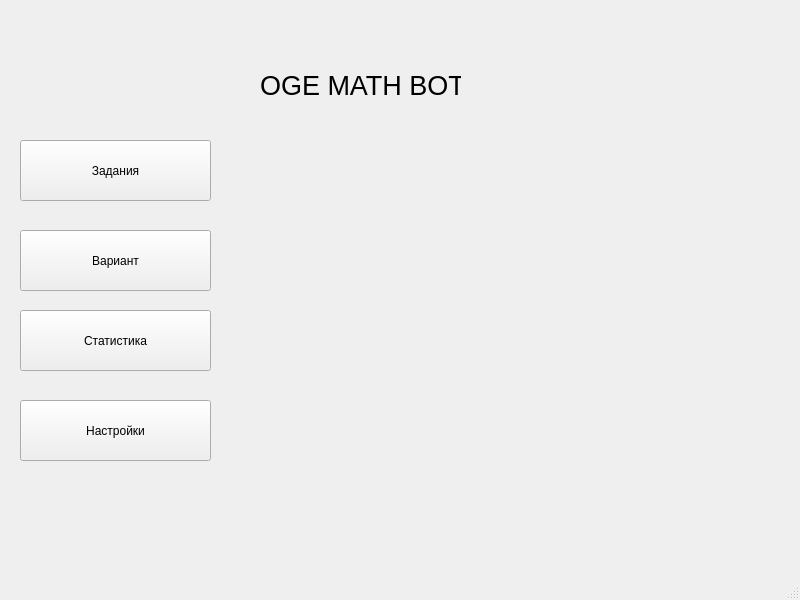
Old version of the form PyQT5_Project/StartMenuWindow.ui in the repository Topando/PYQT5_PROJECT.
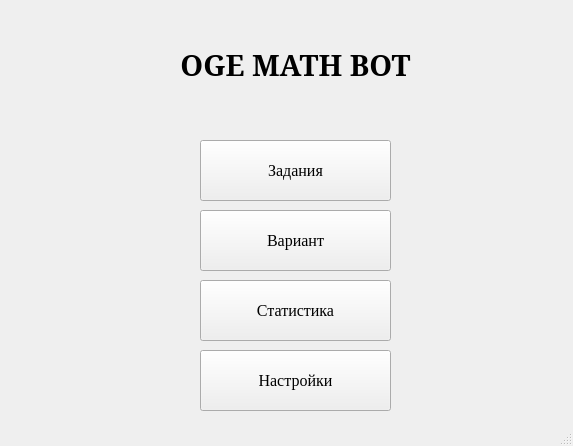
New version of the form.

```diff
--- a/PyQT5_Project/StartMenuWindow.ui
+++ b/PyQT5_Project/StartMenuWindow.ui
@@ -6,10 +6,16 @@
    <rect>
     <x>0</x>
     <y>0</y>
-    <width>800</width>
-    <height>600</height>
+    <width>573</width>
+    <height>446</height>
    </rect>
   </property>
+  <property name="font">
+   <font>
+    <family>Times New Roman</family>
+    <pointsize>12</pointsize>
+   </font>
+  </property>
   <property name="windowTitle">
    <string>MainWindow</string>
   </property>
@@ -17,25 +23,26 @@
    <widget class="QLabel" name="label">
     <property name="geometry">
      <rect>
-      <x>260</x>
-      <y>20</y>
-      <width>201</width>
+      <x>0</x>
+      <y>0</y>
+      <width>591</width>
       <height>131</height>
      </rect>
     </property>
     <property name="font">
      <font>
+      <family>MS Serif</family>
       <pointsize>20</pointsize>
      </font>
     </property>
     <property name="text">
-     <string>OGE MATH BOT</string>
+     <string>&lt;html&gt;&lt;head/&gt;&lt;body&gt;&lt;p align=&quot;center&quot;&gt;&lt;span style=&quot; font-size:22pt; font-weight:600;&quot;&gt;OGE MATH BOT&lt;/span&gt;&lt;/p&gt;&lt;/body&gt;&lt;/html&gt;</string>
     </property>
    </widget>
    <widget class="QPushButton" name="pushButton">
     <property name="geometry">
      <rect>
-      <x>20</x>
+      <x>200</x>
       <y>140</y>
       <width>191</width>
       <height>61</height>
@@ -48,8 +55,8 @@
    <widget class="QPushButton" name="pushButton_2">
     <property name="geometry">
      <rect>
-      <x>20</x>
-      <y>230</y>
+      <x>200</x>
+      <y>210</y>
       <width>191</width>
       <height>61</height>
      </rect>
@@ -61,8 +68,8 @@
    <widget class="QPushButton" name="pushButton_3">
     <property name="geometry">
      <rect>
-      <x>20</x>
-      <y>400</y>
+      <x>200</x>
+      <y>350</y>
       <width>191</width>
       <height>61</height>
      </rect>
@@ -74,8 +81,8 @@
    <widget class="QPushButton" name="pushButton_4">
     <property name="geometry">
      <rect>
-      <x>20</x>
-      <y>310</y>
+      <x>200</x>
+      <y>280</y>
       <width>191</width>
       <height>61</height>
      </rect>
```
Left out of the diff: 4 changed lines with no effect on the pictures.
